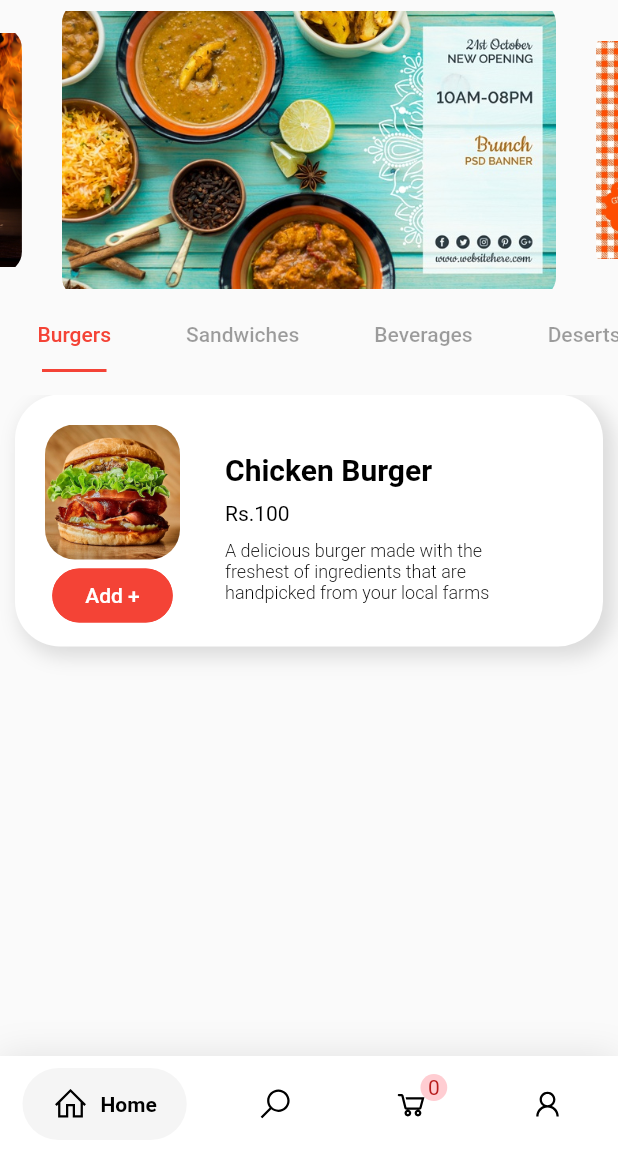
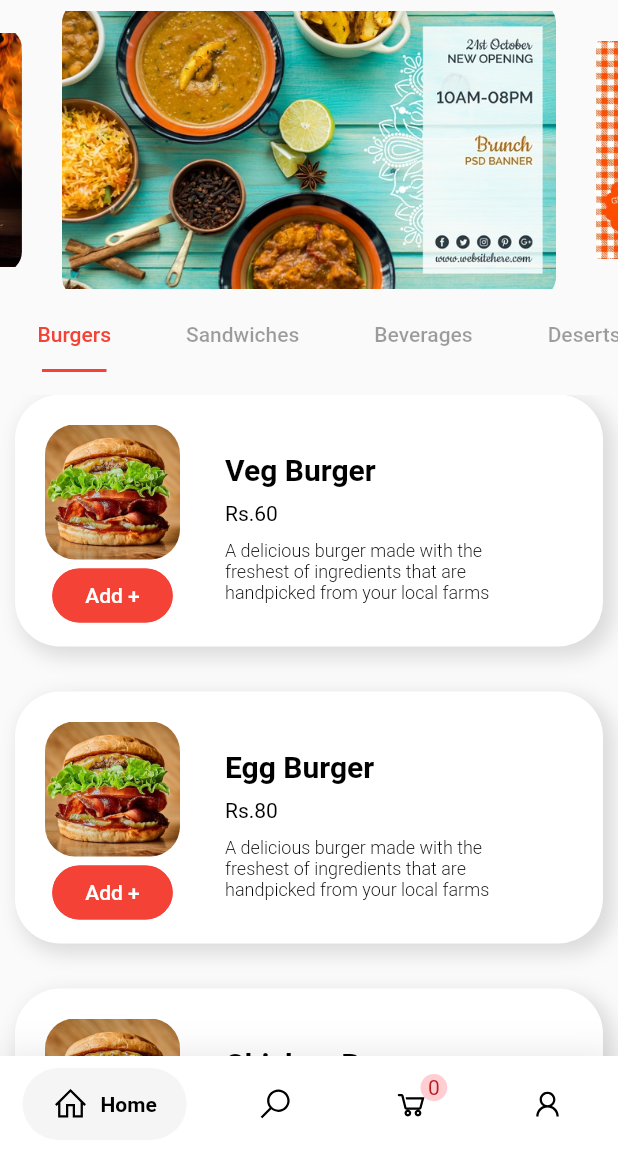
Before and after one commit to nrd26/Neko-Eats, a Flutter app: the screen it shows after launch, on a phone screen of 412 x 824 dp, the part 84-1236 px from its top. Run offline on Flutter 3.47's test engine with Material 2 defaults, Android fonts, the phone set to English and light mode, and no system bars; drawn by our look-alikes of badges, carousel_slider, google_nav_bar; our stand-ins replace line_icons; missing offline and left inert: endless, paginated_search_bar.

Commit message:
'Add to Cart' functionality added

```diff
--- a/lib/Components/bottomnavbar.dart
+++ b/lib/Components/bottomnavbar.dart
@@ -1,4 +1,5 @@
 import 'package:app_prakyath/Screens/cart/cart.dart';
+import 'package:app_prakyath/Screens/homepage.dart';
 import 'package:app_prakyath/Services/cart.dart';
 import 'package:flutter/material.dart';
 import 'package:google_nav_bar/google_nav_bar.dart';
@@ -61,7 +62,7 @@ class _BottomNavBarState extends State<BottomNavBar> {
                   elevation: 0,
                   position: BadgePosition.topEnd(top: -12, end: -12),
                   badgeContent: Text(
-                    length.toString(),
+                    cart.length.toString(),
                     style: TextStyle(color: Colors.red.shade900),
                   ),
                   child: const Icon(
--- a/lib/Components/food_item.dart
+++ b/lib/Components/food_item.dart
@@ -1,5 +1,6 @@
 import 'package:app_prakyath/Components/bottomnavbar.dart';
 import 'package:app_prakyath/Screens/cart/cart.dart';
+import 'package:app_prakyath/Screens/homepage.dart';
 import 'package:app_prakyath/Services/cart.dart';
 import 'package:flutter/material.dart';
 
@@ -7,8 +8,9 @@ class FoodItem extends StatefulWidget {
   var name;
   var pic;
   var price;
-  var desc = '';
-  FoodItem({required this.name, required this.pic, required this.price, required this.desc});
+  var desc;
+  var index;
+  FoodItem({required this.name, required this.pic, required this.price, required this.desc, required this.index});
 
   @override
   _FoodItemState createState() => _FoodItemState();
@@ -25,8 +27,8 @@ class _FoodItemState extends State<FoodItem> {
           decoration: BoxDecoration(
             color: Colors.white,
             borderRadius: BorderRadius.circular(30),
-            boxShadow: [
-              const BoxShadow(
+            boxShadow: const [
+              BoxShadow(
                 color: Colors.black12,
                 offset: Offset(
                   5.0,
@@ -45,7 +47,7 @@ class _FoodItemState extends State<FoodItem> {
 
                   ClipRRect(
                     borderRadius: BorderRadius.circular(20),
-                    child: const Image(image: AssetImage('assets/burger1.jpg'),
+                    child: Image(image: AssetImage(widget.pic),
                       height: 90,
                       width: 90,),
                   ),
@@ -68,6 +70,8 @@ class _FoodItemState extends State<FoodItem> {
                       onPressed: (){
                         setState(() {
                           lengthPlus();
+                          total = total+arr[widget.index][2];
+                          cart.add(arr[widget.index]);
                         });
 
                       }
@@ -82,15 +86,15 @@ class _FoodItemState extends State<FoodItem> {
                   mainAxisAlignment: MainAxisAlignment.start,
                   crossAxisAlignment: CrossAxisAlignment.start,
                   children: [
-                    const Text('Chicken Burger',
-                    style: TextStyle(
+                    Text(widget.name.toString(),
+                    style: const TextStyle(
                     fontWeight: FontWeight.bold,
                     color: Colors.black,
                       fontSize: 20
                     ),),
                     const SizedBox(height: 10,),
-                    const Text('Rs.100',
-                      style: TextStyle(
+                    Text('Rs.${widget.price.toString()}',
+                      style: const TextStyle(
                           fontWeight: FontWeight.normal,
                           color: Colors.black
                       ),),
--- a/lib/Screens/homepage.dart
+++ b/lib/Screens/homepage.dart
@@ -11,10 +11,31 @@ class HomePage extends StatefulWidget {
   _HomePageState createState() => _HomePageState();
 }
 
-var arr = [
-  ['Chicken Burger','assets/burger1.jpg','100','A delicious burger made with the\nfreshest of ingredients that'
-    ' are \nhandpicked from your local farms']
+List arr = [
+  ['Veg Burger','assets/burger1.jpg',60,'A delicious burger made with the\nfreshest of ingredients that'
+      ' are \nhandpicked from your local farms',0],
+  ['Egg Burger','assets/burger1.jpg',80,'A delicious burger made with the\nfreshest of ingredients that'
+      ' are \nhandpicked from your local farms',1],
+  ['Chicken Burger','assets/burger1.jpg',100,'A delicious burger made with the\nfreshest of ingredients that'
+    ' are \nhandpicked from your local farms',2],
+  ['Veg Sandwich','assets/burger1.jpg',50,'A delicious burger made with the\nfreshest of ingredients that'
+      ' are \nhandpicked from your local farms',3],
+  ['Egg Sandwich','assets/burger1.jpg',70,'A delicious burger made with the\nfreshest of ingredients that'
+      ' are \nhandpicked from your local farms',4],
+  ['Chicken Sandwich','assets/burger1.jpg',90,'A delicious burger made with the\nfreshest of ingredients that'
+      ' are \nhandpicked from your local farms',5],
+  ['Coca Cola','assets/burger1.jpg',20,'A delicious burger made with the\nfreshest of ingredients that'
+      ' are \nhandpicked from your local farms',6],
+  ['Sprite','assets/burger1.jpg',20,'A delicious burger made with the\nfreshest of ingredients that'
+      ' are \nhandpicked from your local farms',7],
+  ['Tiramisu','assets/burger1.jpg',80,'A delicious burger made with the\nfreshest of ingredients that'
+      ' are \nhandpicked from your local farms',8],
 ];
+
+List cart = [];
+
+num total = 0;
+
 class _HomePageState extends State<HomePage> with SingleTickerProviderStateMixin{
   late TabController _tabController;
   @override
@@ -41,7 +62,7 @@ class _HomePageState extends State<HomePage> with SingleTickerProviderStateMixin
                       borderSide: BorderSide(color: Colors.red, width: 2),
                       insets: EdgeInsets.symmetric(horizontal: 28),
                     ),
-                tabs: [
+                tabs: const [
                   Tab(text: 'Burgers',),
                   Tab(text: 'Sandwiches'),
                   Tab(text: 'Beverages'),
@@ -54,29 +75,57 @@ class _HomePageState extends State<HomePage> with SingleTickerProviderStateMixin
             Expanded(
               child: TabBarView(
                 children: [
-                  ListView(
-                    children: [
-                      FoodItem(name: arr[0][0],pic: arr[0][1],price: arr[0][2],desc: arr[0][3],),
-                      // FoodItem(arr[0])
-                    ],
+                  ListView.builder(
+                      physics: BouncingScrollPhysics(),
+                      itemCount: 3,
+                      itemBuilder: (BuildContext context,int index) {
+                        return FoodItem(
+                          name: arr[index][0],
+                          pic: arr[index][1],
+                          price: arr[index][2],
+                          desc: arr[index][3],
+                          index: arr[index][4],);
+
+                      }
                   ),
-                  ListView(
-                    children: [
-                      // FoodItem(arr[0]),
-                      // FoodItem(arr[0])
-                    ],
+                  ListView.builder(
+                      physics: BouncingScrollPhysics(),
+                      itemCount: 3,
+                      itemBuilder: (BuildContext context,int index) {
+                        return FoodItem(
+                            name: arr[index+3][0],
+                            pic: arr[index+3][1],
+                            price: arr[index+3][2],
+                        desc: arr[index+3][3],
+                        index: arr[index+3][4],);
+
+                      }
                   ),
-                  ListView(
-                    children: [
-                      // FoodItem(arr[0]),
-                      // FoodItem(arr[0])
-                    ],
+                  ListView.builder(
+                      physics: BouncingScrollPhysics(),
+                      itemCount: 2,
+                      itemBuilder: (BuildContext context,int index) {
+                        return FoodItem(
+                          name: arr[index+6][0],
+                          pic: arr[index+6][1],
+                          price: arr[index+6][2],
+                          desc: arr[index+6][3],
+                          index: arr[index+6][4],);
+
+                      }
                   ),
-                  ListView(
-                    children: [
-                      // FoodItem(arr[0]),
-                      // FoodItem(arr[0])
-                    ],
+                  ListView.builder(
+                      physics: BouncingScrollPhysics(),
+                      itemCount: 1,
+                      itemBuilder: (BuildContext context,int index) {
+                        return FoodItem(
+                          name: arr[index+8][0],
+                          pic: arr[index+8][1],
+                          price: arr[index+8][2],
+                          desc: arr[index+8][3],
+                          index: arr[index+8][4],);
+
+                      }
                   ),
                 ],
                 controller: _tabController,
```
Also changed, not shown: lib/Components/cart_item.dart (+13 -12 lines), lib/Screens/cart/cart.dart (+17 -11 lines).
